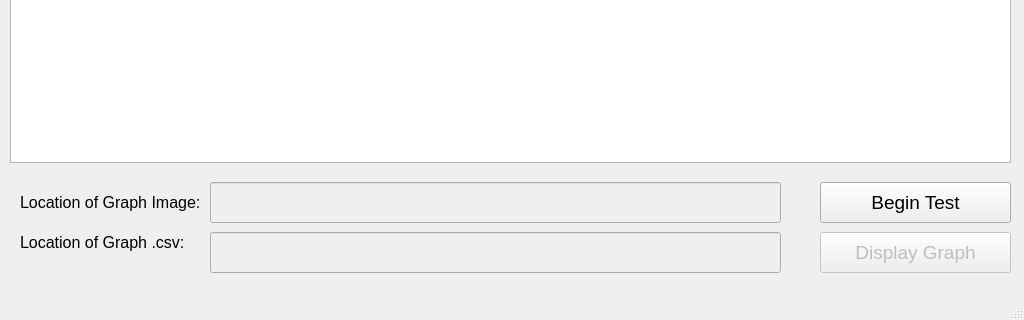
Before: the Qt Designer form src/Device_Tests/wavstep_power_monitoring_test_window.ui in shattered97/OSICS_Interface, drawn with Qt 5; both pictures show x 0 to 1024 and y 448 to 768 of the 1024 by 768 pixel window.
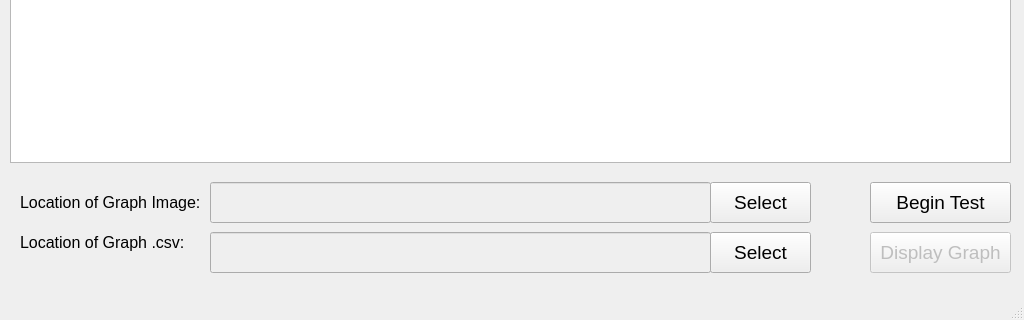
After: the same form once the commit is applied.

What changed in the file:
```diff
--- a/src/Device_Tests/wavstep_power_monitoring_test_window.ui
+++ b/src/Device_Tests/wavstep_power_monitoring_test_window.ui
@@ -99,7 +99,7 @@
      <rect>
       <x>210</x>
       <y>630</y>
-      <width>571</width>
+      <width>501</width>
       <height>41</height>
      </rect>
     </property>
@@ -118,9 +118,9 @@
     </property>
     <property name="geometry">
      <rect>
-      <x>820</x>
+      <x>870</x>
       <y>630</y>
-      <width>191</width>
+      <width>141</width>
       <height>41</height>
      </rect>
     </property>
@@ -180,7 +180,7 @@
      <rect>
       <x>210</x>
       <y>680</y>
-      <width>571</width>
+      <width>501</width>
       <height>41</height>
      </rect>
     </property>
@@ -766,9 +766,9 @@
     </property>
     <property name="geometry">
      <rect>
-      <x>820</x>
+      <x>870</x>
       <y>680</y>
-      <width>191</width>
+      <width>141</width>
       <height>41</height>
      </rect>
     </property>
@@ -784,6 +784,54 @@
      <bool>false</bool>
     </property>
    </widget>
+   <widget class="QPushButton" name="selectGraphLocButton">
+    <property name="enabled">
+     <bool>true</bool>
+    </property>
+    <property name="geometry">
+     <rect>
+      <x>710</x>
+      <y>630</y>
+      <width>101</width>
+      <height>41</height>
+     </rect>
+    </property>
+    <property name="font">
+     <font>
+      <pointsize>14</pointsize>
+     </font>
+    </property>
+    <property name="text">
+     <string>Select</string>
+    </property>
+    <property name="checkable">
+     <bool>false</bool>
+    </property>
+   </widget>
+   <widget class="QPushButton" name="selectCsvLocButton">
+    <property name="enabled">
+     <bool>true</bool>
+    </property>
+    <property name="geometry">
+     <rect>
+      <x>710</x>
+      <y>680</y>
+      <width>101</width>
+      <height>41</height>
+     </rect>
+    </property>
+    <property name="font">
+     <font>
+      <pointsize>14</pointsize>
+     </font>
+    </property>
+    <property name="text">
+     <string>Select</string>
+    </property>
+    <property name="checkable">
+     <bool>false</bool>
+    </property>
+   </widget>
    <zorder>groupBox</zorder>
    <zorder>testIDLabel</zorder>
    <zorder>powerMeterTable</zorder>
@@ -795,6 +843,8 @@
    <zorder>groupBox_2</zorder>
    <zorder>groupBox_3</zorder>
    <zorder>openGraphWindowButton</zorder>
+   <zorder>selectGraphLocButton</zorder>
+   <zorder>selectCsvLocButton</zorder>
   </widget>
   <widget class="QMenuBar" name="menubar">
    <property name="geometry">
```
